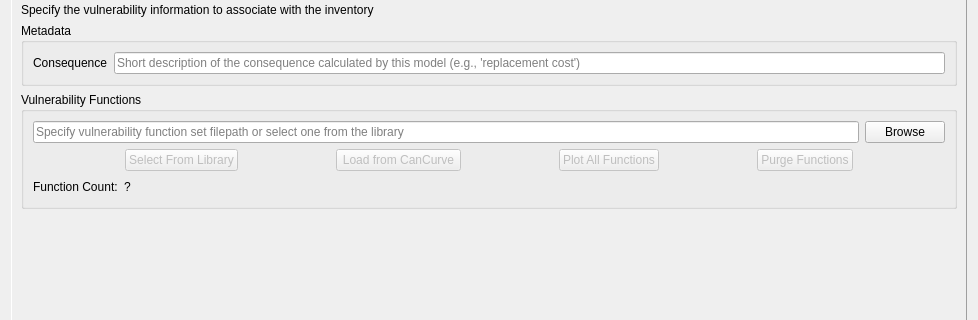
This is canflood2/canflood2_model_config.ui in cefect/CanFlood2 as Qt 5 draws it before an edit; both pictures show x 0 to 978 and y 230 to 550 of the 978 by 992 pixel window. The edited form follows.
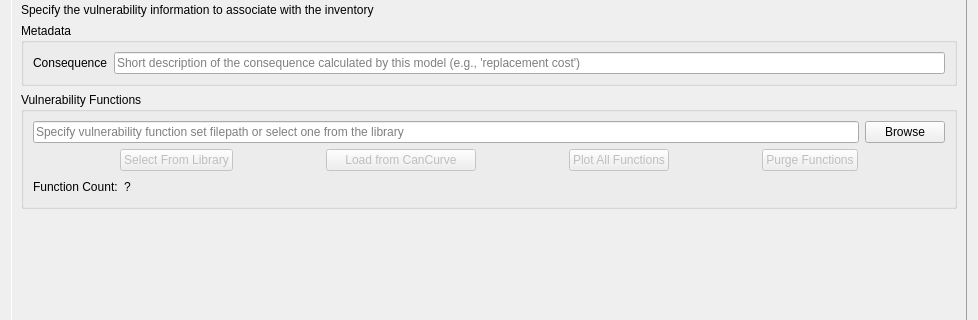
This is the edited form. The open tabs and pages were chosen to show the change. Custom widgets are drawn as their Qt base class.

The edit to the form file:
```diff
--- a/canflood2/canflood2_model_config.ui
+++ b/canflood2/canflood2_model_config.ui
@@ -929,7 +929,7 @@
               </property>
               <property name="maximumSize">
                <size>
-                <width>125</width>
+                <width>150</width>
                 <height>16777215</height>
                </size>
               </property>
```
Left out of the diff: 2 changed lines with no effect on the pictures.
